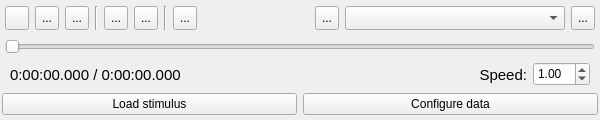
Qt form vilay/qt_ui/ui_control.ui (dakot/vilay-show) before a commit.
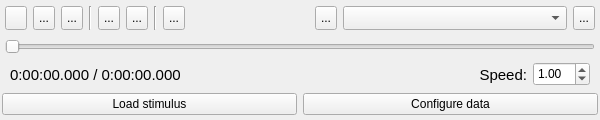
The same form after that commit. Icons and pictures are not drawn.

The edit to the form file:
```diff
--- a/vilay/qt_ui/ui_control.ui
+++ b/vilay/qt_ui/ui_control.ui
@@ -84,7 +84,7 @@
            </property>
            <property name="maximumSize">
             <size>
-             <width>16777215</width>
+             <width>22</width>
              <height>24</height>
             </size>
            </property>
@@ -108,6 +108,15 @@
              <height>24</height>
             </size>
            </property>
+           <property name="maximumSize">
+            <size>
+             <width>22</width>
+             <height>24</height>
+            </size>
+           </property>
+           <property name="focusPolicy">
+            <enum>Qt::NoFocus</enum>
+           </property>
            <property name="toolTip">
             <string>Pause</string>
            </property>
@@ -128,6 +137,15 @@
              <height>24</height>
             </size>
            </property>
+           <property name="maximumSize">
+            <size>
+             <width>22</width>
+             <height>24</height>
+            </size>
+           </property>
+           <property name="focusPolicy">
+            <enum>Qt::NoFocus</enum>
+           </property>
            <property name="toolTip">
             <string>Stop</string>
            </property>
@@ -155,6 +173,15 @@
              <height>24</height>
             </size>
            </property>
+           <property name="maximumSize">
+            <size>
+             <width>22</width>
+             <height>24</height>
+            </size>
+           </property>
+           <property name="focusPolicy">
+            <enum>Qt::NoFocus</enum>
+           </property>
            <property name="toolTip">
             <string>4 seconds back</string>
            </property>
@@ -175,6 +202,15 @@
              <height>24</height>
             </size>
            </property>
+           <property name="maximumSize">
+            <size>
+             <width>22</width>
+             <height>24</height>
+            </size>
+           </property>
+           <property name="focusPolicy">
+            <enum>Qt::NoFocus</enum>
+           </property>
            <property name="toolTip">
             <string>4 seconds forward</string>
            </property>
@@ -202,6 +238,15 @@
              <height>24</height>
             </size>
            </property>
+           <property name="maximumSize">
+            <size>
+             <width>22</width>
+             <height>24</height>
+            </size>
+           </property>
+           <property name="focusPolicy">
+            <enum>Qt::NoFocus</enum>
+           </property>
            <property name="toolTip">
             <string>Stop after every snippet</string>
            </property>
@@ -268,6 +313,15 @@
              <height>24</height>
             </size>
            </property>
+           <property name="maximumSize">
+            <size>
+             <width>22</width>
+             <height>24</height>
+            </size>
+           </property>
+           <property name="focusPolicy">
+            <enum>Qt::NoFocus</enum>
+           </property>
            <property name="toolTip">
             <string>Play previous snippet</string>
            </property>
@@ -307,6 +361,15 @@
              <height>24</height>
             </size>
            </property>
+           <property name="maximumSize">
+            <size>
+             <width>22</width>
+             <height>24</height>
+            </size>
+           </property>
+           <property name="focusPolicy">
+            <enum>Qt::NoFocus</enum>
+           </property>
            <property name="toolTip">
             <string>Play next snippet</string>
            </property>
```
Left out of the diff: 12 changed lines with no effect on the pictures.
